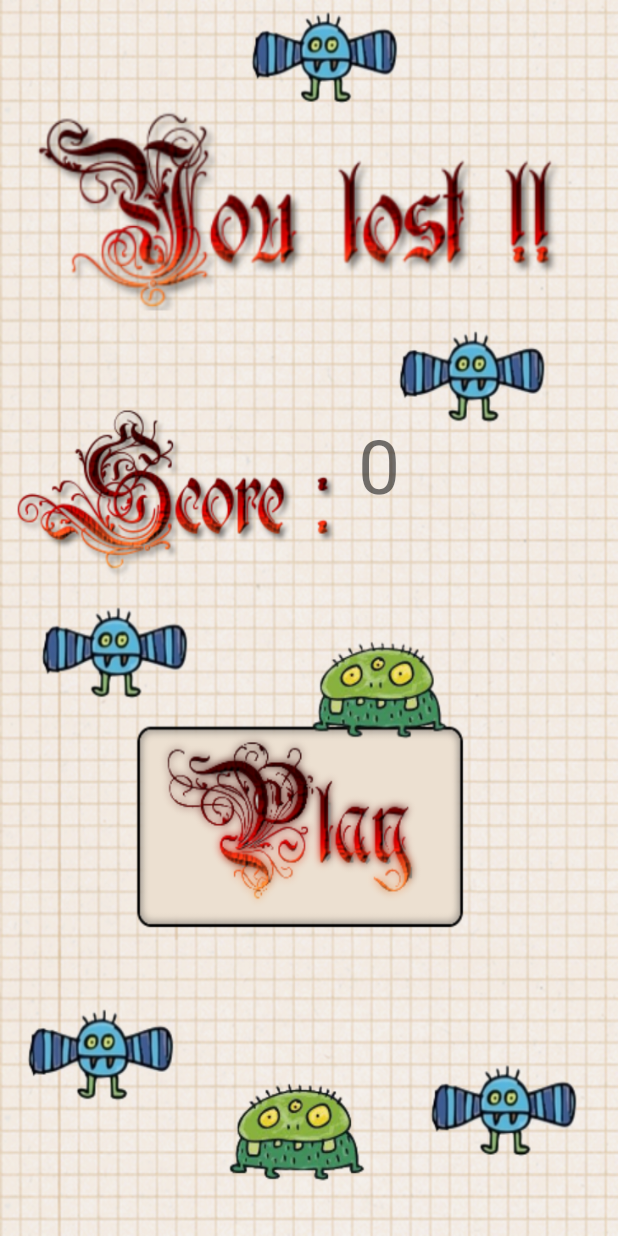
After one commit to Nadheria/Doodlejump, an Android app: the ReplayActivity screen opened directly, with no data from a screen before it, on a phone screen of 412 x 824 dp. The commit adds this screen. Run offline under Robolectric (Android 15) with nearby library versions, the phone set to English and light mode, and no system bars.

Commit message:
Added menus, replay and score system

```diff
--- a/app/src/main/AndroidManifest.xml
+++ b/app/src/main/AndroidManifest.xml
@@ -12,7 +12,13 @@
         android:theme="@style/Theme.Doodlejump"
         tools:targetApi="31">
         <activity
+            android:name=".ReplayActivity"
+            android:exported="false" />
+        <activity
             android:name=".MainActivity"
+            android:exported="false" />
+        <activity
+            android:name=".MenuActivity"
             android:exported="true">
             <intent-filter>
                 <action android:name="android.intent.action.MAIN" />
--- a/app/src/main/java/com/doodlejump/GameManager.kt
+++ b/app/src/main/java/com/doodlejump/GameManager.kt
@@ -13,7 +13,6 @@ import com.doodlejump.plateforms.*
 import kotlin.math.floor
 import kotlin.random.Random
 import com.doodlejump.monsters.Monster
-import kotlinx.coroutines.delay
 import java.lang.Thread.sleep
 import com.doodlejump.monsters.*
 
@@ -34,6 +33,7 @@ class GameManager @JvmOverloads constructor(context: Context, attributes: Attrib
     var score = 0F
     var player = Player(Vector(400F, 10F))
     lateinit var canvas: Canvas
+    lateinit var activity: MainActivity
 
     companion object {
         const val TIME_CONSTANT = 0.3F
@@ -50,7 +50,6 @@ class GameManager @JvmOverloads constructor(context: Context, attributes: Attrib
         for (i in 1..(HEIGHT / genStep).toInt()) generatePlateform(Random.nextFloat() * (WIDTH - Platform.size.x), genStep * i)
         addStack.removeAll{it is Monster}
         backgroundPaint.color = Color.WHITE
-        Log.d("", "${Player.JUMP_HEIGHT}")
     }
 
     private fun gameLoop() {
@@ -71,6 +70,7 @@ class GameManager @JvmOverloads constructor(context: Context, attributes: Attrib
             objects.addAll(addStack); addStack.clear()
             holder.unlockCanvasAndPost(canvas)
         }
+        if(!player.alive) activity.endScreen(score.toInt())
     }
 
     override fun run() {
@@ -115,7 +115,7 @@ class GameManager @JvmOverloads constructor(context: Context, attributes: Attrib
             if(25 < r && r < 30) addStack.add(Spring(Vector(x, y + Spring.size.y/2)))
             if(30 < r && r < 35) addStack.add(SpringBoard(Vector(x + Platform.size.x / 2 - SpringBoard.size.x / 2, y + SpringBoard.size.y/2)))
             if(15 < r && r < 20) addStack.add(Monster(Vector(x , y + Monster.size.y * 5 / 6)))
-            if(35 < r && r < 100) addStack.add(Jetpack(Vector(x + Platform.size.x / 2 - Jetpack.size.x / 2, y + Jetpack.size.y/2)))
+            if(35 < r && r < 40) addStack.add(Jetpack(Vector(x + Platform.size.x / 2 - Jetpack.size.x / 2, y + Jetpack.size.y/2)))
         }
     }
 
--- a/app/src/main/java/com/doodlejump/Player.kt
+++ b/app/src/main/java/com/doodlejump/Player.kt
@@ -66,10 +66,6 @@ class Player(pos0: Vector): GameObject(Vector(136F, 136F), pos0, R.drawable.play
         }
     }
 
-    /* Interface pour les objets when hit sachant que le joueur n'en a pas besoin
-    car la méthode permet de gérer les collisions avec le joueur (et peut être les monstres)
-    On pourrait donc peut être faire une interface living entity qui possède la méthode en question ?
-     */
     override fun whenHit(player: Player) {
         // Useless function due to inheritance
     }
--- /dev/null
+++ b/app/src/main/java/com/doodlejump/ReplayActivity.kt
@@ -0,0 +1,40 @@
+package com.doodlejump
+
+import android.content.Intent
+import android.graphics.RectF
+import androidx.appcompat.app.AppCompatActivity
+import android.os.Bundle
+import android.view.MotionEvent
+import android.view.View
+import android.widget.ImageView
+import android.widget.TextView
+import org.w3c.dom.Text
+
+class ReplayActivity : AppCompatActivity(), View.OnTouchListener {
+
+    private var score: Int = 0
+    private lateinit var scoreView: TextView
+    private lateinit var replayView: ImageView
+    private var playButton = RectF(108f, 508f, 364f, 648f)
+
+    override fun onCreate(savedInstanceState: Bundle?) {
+        super.onCreate(savedInstanceState)
+        setContentView(R.layout.activity_replay)
+        score = intent.getIntExtra("SCORE", 0)
+        replayView = findViewById(R.id.replay)
+        replayView.setOnTouchListener(this)
+        scoreView = findViewById(R.id.score)
+        scoreView.text = score.toString()
+        scoreView.textSize = 50F
+    }
+
+    override fun onTouch(p0: View?, event: MotionEvent?): Boolean {
+        if(event == null) return false;
+        if(event.action == MotionEvent.ACTION_DOWN && playButton.contains(event.x / replayView.width * 486, event.y / replayView.height * 864)) {
+            val intent = Intent(baseContext, MainActivity::class.java)
+            startActivity(intent)
+            finish()
+        }
+        return true;
+    }
+}
--- /dev/null
+++ b/app/src/main/res/layout/activity_replay.xml
@@ -0,0 +1,31 @@
+<?xml version="1.0" encoding="utf-8"?>
+<androidx.constraintlayout.widget.ConstraintLayout xmlns:android="http://schemas.android.com/apk/res/android"
+    xmlns:app="http://schemas.android.com/apk/res-auto"
+    xmlns:tools="http://schemas.android.com/tools"
+    android:layout_width="match_parent"
+    android:layout_height="match_parent"
+    tools:context=".ReplayActivity">
+
+    <ImageView
+        android:id="@+id/replay"
+        android:layout_width="0dp"
+        android:layout_height="0dp"
+        android:scaleType="fitXY"
+        app:layout_constraintBottom_toBottomOf="parent"
+        app:layout_constraintEnd_toEndOf="parent"
+        app:layout_constraintHorizontal_bias="0.0"
+        app:layout_constraintStart_toStartOf="parent"
+        app:layout_constraintTop_toTopOf="parent"
+        app:layout_constraintVertical_bias="0.0"
+        app:srcCompat="@drawable/replay" />
+
+    <TextView
+        android:id="@+id/score"
+        android:layout_width="145dp"
+        android:layout_height="94dp"
+        android:layout_marginTop="276dp"
+        android:layout_marginEnd="28dp"
+        android:text="0"
+        app:layout_constraintEnd_toEndOf="parent"
+        app:layout_constraintTop_toTopOf="parent" />
+</androidx.constraintlayout.widget.ConstraintLayout>
--- a/app/src/main/res/values-night/themes.xml
+++ b/app/src/main/res/values-night/themes.xml
@@ -1,6 +1,6 @@
 <resources xmlns:tools="http://schemas.android.com/tools">
     <!-- Base application theme. -->
-    <style name="Theme.Doodlejump" parent="Theme.MaterialComponents.DayNight.DarkActionBar">
+    <style name="Theme.Doodlejump" parent="Theme.MaterialComponents.DayNight.NoActionBar">
         <!-- Primary brand color. -->
         <item name="colorPrimary">@color/purple_200</item>
         <item name="colorPrimaryVariant">@color/purple_700</item>
--- a/app/src/main/res/values/strings.xml
+++ b/app/src/main/res/values/strings.xml
@@ -1,3 +1,3 @@
 <resources>
-    <string name="app_name">Doodlejump</string>
+    <string name="app_name"></string>
 </resources>
--- a/app/src/main/res/values/themes.xml
+++ b/app/src/main/res/values/themes.xml
@@ -1,6 +1,6 @@
 <resources xmlns:tools="http://schemas.android.com/tools">
     <!-- Base application theme. -->
-    <style name="Theme.Doodlejump" parent="Theme.MaterialComponents.DayNight.DarkActionBar">
+    <style name="Theme.Doodlejump" parent="Theme.MaterialComponents.DayNight.NoActionBar">
         <!-- Primary brand color. -->
         <item name="colorPrimary">@color/purple_500</item>
         <item name="colorPrimaryVariant">@color/purple_700</item>
```
Also changed, not shown: app/src/main/java/com/doodlejump/MainActivity.kt (+9 -2 lines), app/src/main/java/com/doodlejump/MenuActivity.kt (added, +36 -0 lines), app/src/main/java/com/doodlejump/Projectile.kt (deleted, +0 -25 lines), app/src/main/res/layout/activity_menu.xml (added, +19 -0 lines), app/src/main/res/drawable/menu.png (added), app/src/main/res/drawable/replay.png (added).
